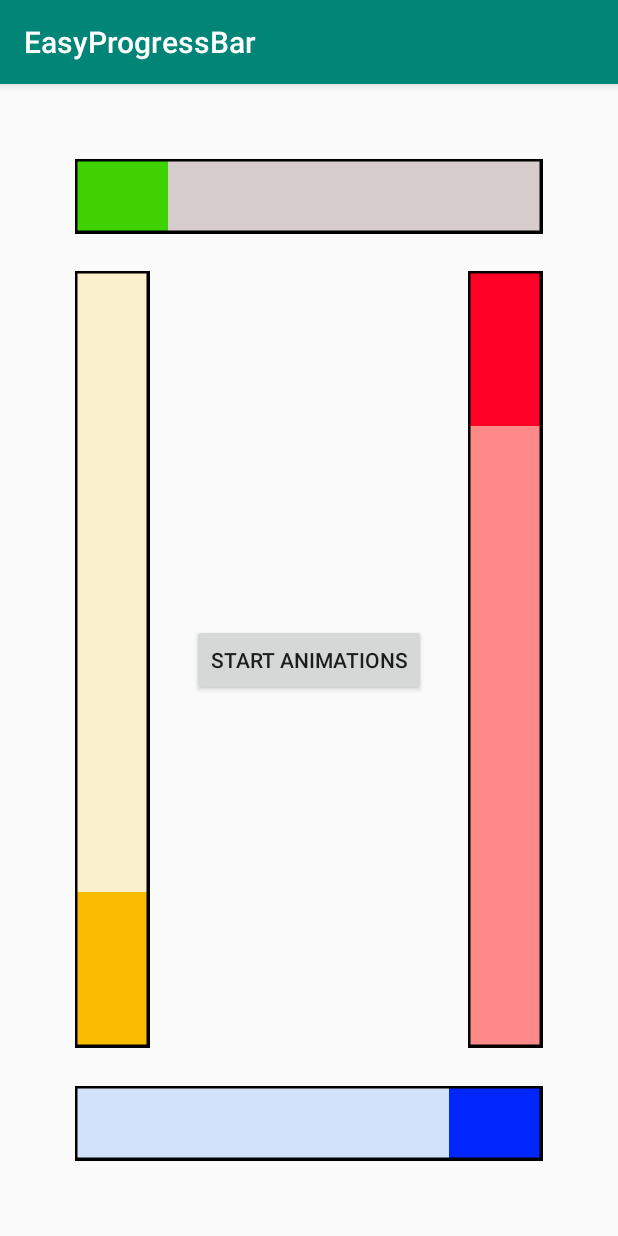
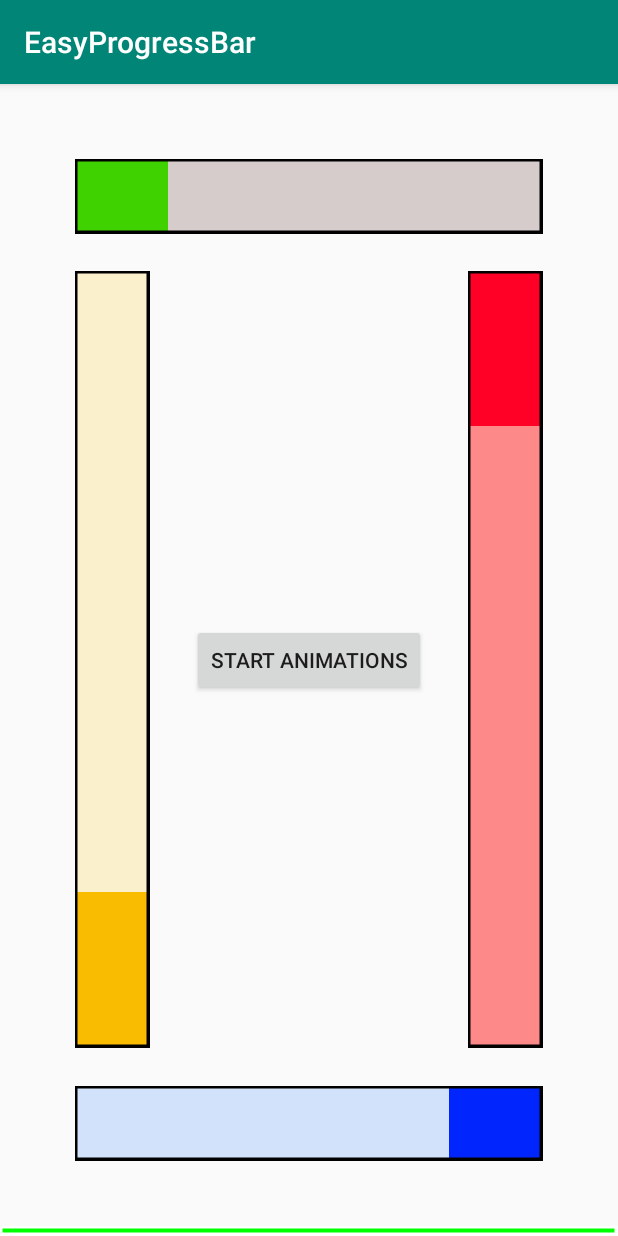
Before and after one commit to Azhy-Slemany/EasyProgressBar, an Android app: the screen it shows after launch (MainActivity), on a phone screen of 412 x 824 dp. Run offline under Robolectric (Android 15) with nearby library versions, the phone set to English and light mode, and no system bars.

```diff
--- a/app/build.gradle
+++ b/app/build.gradle
@@ -3,7 +3,6 @@ apply plugin: 'com.android.library'
 
 
 
-//Step II: Add the below publish details
 publish {
 
     def groupProjectID = 'com.example.easyprogressbar'
@@ -16,7 +15,7 @@ publish {
     artifactId = artifactProjectID
     publishVersion = publishVersionID
     desc = 'Android library for displaying and animating progress of an object.'
-    website = ''
+    website = 'https://github.com/Azhy-Slemany/EasyProgressBar'
 }
 
 android {
--- a/app/src/main/java/com/example/easyprogressbar/EasyProgressBar.java
+++ b/app/src/main/java/com/example/easyprogressbar/EasyProgressBar.java
@@ -14,10 +14,15 @@ public class EasyProgressBar extends View {
 
     public static final String TAG = "EasyProgressBar";
 
+    public static final int LEFT_TO_RIGHT = 0;
+    public static final int RIGHT_TO_LEFT = 1;
+    public static final int UP_TO_DOWN = 2;
+    public static final int DOWN_TO_UP = 3;
+
     private int backColor, foreColor, border;
     private int fillDirection;
     private double value, maxValue;
-    boolean isAnimating = false;
+    private boolean isAnimating = false;
     Paint paint;
 
     public EasyProgressBar(Context context, AttributeSet attrs) {
@@ -49,6 +54,22 @@ public class EasyProgressBar extends View {
         paint = new Paint();
     }
 
+    public EasyProgressBar(Context context, int backColor, int foreColor, int fillDirection) {
+        super(context);
+
+        this.backColor = backColor;
+        this.foreColor = foreColor;
+        if(fillDirection < 0 || fillDirection > 3){
+            Log.e(TAG, "Filling Direction is a wrong choice, Left to right would be chosen.");
+            this.fillDirection = LEFT_TO_RIGHT;
+        }else this.fillDirection = fillDirection;
+        this.border = Color.BLACK;
+        this.value = 0;
+        this.maxValue = 100;
+
+        paint = new Paint();
+    }
+
     @Override
     protected void onDraw(Canvas canvas) {
         super.onDraw(canvas);
@@ -62,13 +83,13 @@ public class EasyProgressBar extends View {
 
         paint.setColor(foreColor);
         switch (fillDirection) {
-            case 0:
+            case LEFT_TO_RIGHT:
+                canvas.drawRect(0, 0, (int) (w * (1 - (maxValue - value) / maxValue)), h, paint);
+                break;
+            case RIGHT_TO_LEFT:
                 canvas.drawRect((int) (w * ((maxValue - value) / maxValue)), 0, w, h, paint);
                 break;
-            case 1:
-                canvas.drawRect(0, 0, (int) (w * (1 - (maxValue - value) / maxValue)), h, paint);
-                break;
-            case 2:
+            case UP_TO_DOWN:
                 canvas.drawRect(0, 0, w, (int) (h * (1 - (maxValue - value) / maxValue)), paint);
                 break;
             default:
@@ -82,6 +103,37 @@ public class EasyProgressBar extends View {
         paint.setStrokeWidth(5);
         canvas.drawRect(0, 0, w - 1, h - 1, paint);
     }
+
+    public void setForeColor(int foreColor){
+        this.foreColor = foreColor;
+        this.invalidate();
+    }
+
+    public int getForeColor(){return foreColor;}
+
+    public void setBackColor(int foreColor){
+        this.backColor = backColor;
+        this.invalidate();
+    }
+
+    public int getBackColor(){return foreColor;}
+
+    public void setBorderColor(int borderColor){
+        this.border = borderColor;
+        this.invalidate();
+    }
+
+    public int getBorderColor(){return border;}
+
+    public void setFillingDirection(int fillDirection){
+        if(fillDirection < 0 || fillDirection > 3){
+            Log.e(TAG, "Filling Direction is a wrong choice, Left to right would be chosen.");
+            this.fillDirection = LEFT_TO_RIGHT;
+        }else this.fillDirection = fillDirection;
+        this.invalidate();
+    }
+
+    public int getFillingDirection(){return fillDirection;}
 
     public void setValue(double progressValue){
         if(progressValue > maxValue) {
@@ -107,11 +159,7 @@ public class EasyProgressBar extends View {
             return;
         }
 
-        if(value > maxValue) {
-            this.value = maxValue;
-            Log.w(TAG, "value is bigger than the new max value, the value has been changed to the new max value.");
-        }
-
+        this.value = (value / this.maxValue) * maxValue;
         this.maxValue = maxValue;
         invalidate();
     }
--- a/app/src/main/java/com/example/easyprogressbar/MainActivity.java
+++ b/app/src/main/java/com/example/easyprogressbar/MainActivity.java
@@ -2,9 +2,11 @@ package com.example.easyprogressbar;
 
 import androidx.appcompat.app.AppCompatActivity;
 
+import android.graphics.Color;
 import android.os.Bundle;
 import android.view.View;
 import android.widget.Button;
+import android.widget.RelativeLayout;
 import android.widget.Toast;
 
 public class MainActivity extends AppCompatActivity {
@@ -55,5 +57,18 @@ public class MainActivity extends AppCompatActivity {
                 });
             }
         });
+
+        EasyProgressBar progressBar = new EasyProgressBar(this, Color.WHITE, Color.GREEN, EasyProgressBar.LEFT_TO_RIGHT);
+        progressBar.setBorderColor(Color.WHITE);
+        RelativeLayout parent = findViewById(R.id.parent);
+        parent.addView(progressBar);
+
+        RelativeLayout.LayoutParams layoutParams = (RelativeLayout.LayoutParams) progressBar.getLayoutParams();
+        layoutParams.addRule(RelativeLayout.ALIGN_PARENT_BOTTOM);
+        layoutParams.height = 10;
+        layoutParams.width = RelativeLayout.LayoutParams.MATCH_PARENT;
+        progressBar.setLayoutParams(layoutParams);
+
+        progressBar.addValueAnimated(100, 3, 100);
     }
 }
--- a/app/src/main/res/layout/activity_main.xml
+++ b/app/src/main/res/layout/activity_main.xml
@@ -4,7 +4,8 @@
     xmlns:tools="http://schemas.android.com/tools"
     android:layout_width="match_parent"
     android:layout_height="match_parent"
-    tools:context=".MainActivity">
+    tools:context=".MainActivity"
+    android:id="@+id/parent">
 
     <com.example.easyprogressbar.EasyProgressBar
         android:id="@+id/progressBar"
--- a/app/src/main/res/values/attrs.xml
+++ b/app/src/main/res/values/attrs.xml
@@ -5,8 +5,8 @@
         <attr name="foreColor" format="color"/>
         <attr name="border" format="color"/>
         <attr name="fillDirection" format="enum">
-            <enum name="rightToLeft" value="0"/>
-            <enum name="leftToRight" value="1"/>
+            <enum name="leftToRight" value="0"/>
+            <enum name="rightToLeft" value="1"/>
             <enum name="upToDown" value="2"/>
             <enum name="downToUp" value="3"/>
         </attr>
```
